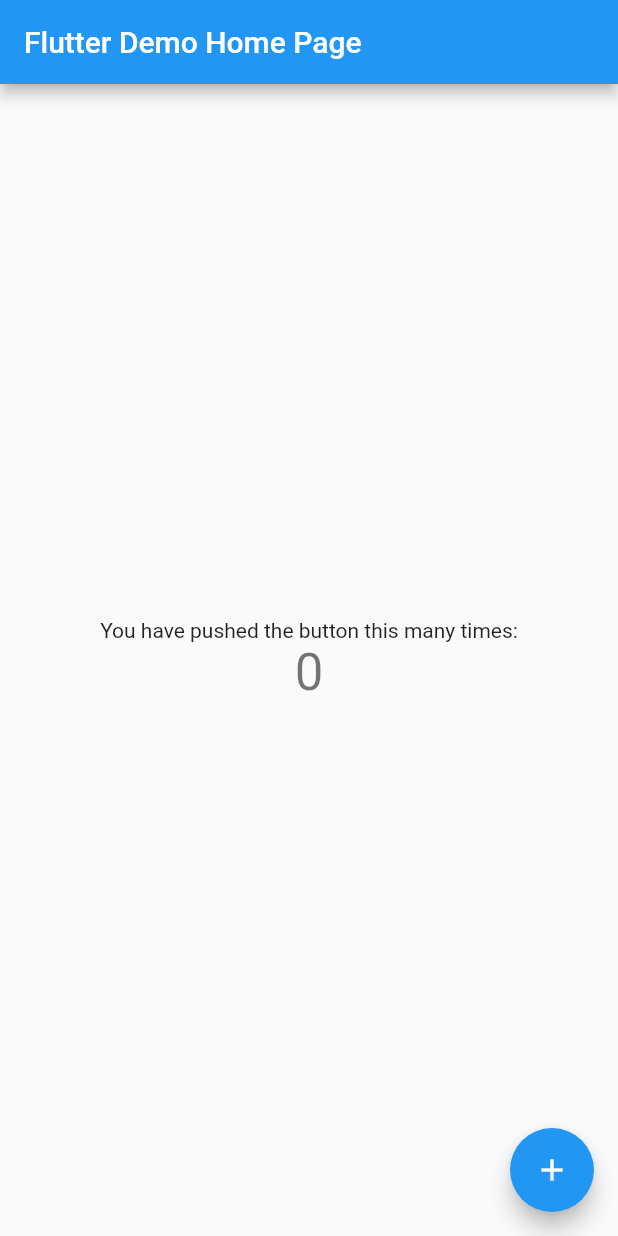
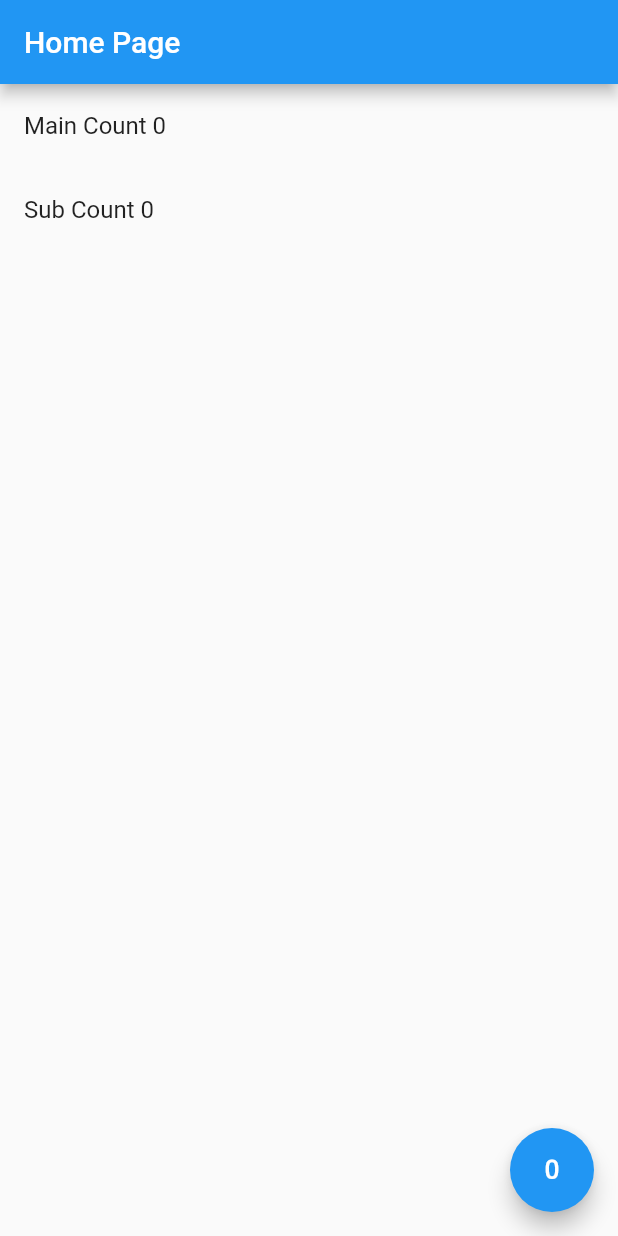
Before and after one commit to RuiOkazaki/flutter_riverpod_practical_introduction, a Flutter app: the screen it shows after launch, on a phone screen of 412 x 824 dp. Run offline on Flutter 3.47's test engine with Material 2 defaults, Android fonts, the phone set to English and light mode, and no system bars; our stand-ins replace flutter_riverpod, freezed_annotation, hooks_riverpod.

Commit message:
feat: mvvm

```diff
--- /dev/null
+++ b/lib/home_page/home_page.dart
@@ -0,0 +1,39 @@
+import 'package:flutter/material.dart';
+import 'package:flutter_riverpod_practical_introduction/home_page/home_page_notifier.dart';
+import 'package:hooks_riverpod/hooks_riverpod.dart';
+
+class HomePage extends ConsumerWidget {
+  const HomePage({Key? key}) : super(key: key);
+
+  @override
+  Widget build(BuildContext context, WidgetRef ref) {
+    // HomePageState
+    final pageState = ref.watch(homePageStateProvider);
+    // HomePageNotifier
+    final pageNotifier = ref.read(homePageStateProvider.notifier);
+
+    return Scaffold(
+      appBar: AppBar(
+        title: const Text(
+          'Home Page',
+        ),
+      ),
+      body: ListView(
+        children: [
+          ListTile(
+            title: Text('Main Count ${pageState.mainCount}'),
+            onTap: pageNotifier.increaseMainCount,
+          ),
+          ListTile(
+            title: Text('Sub Count ${pageState.subCount}'),
+            onTap: pageNotifier.increaseSubCount,
+          ),
+        ],
+      ),
+      floatingActionButton: FloatingActionButton(
+        onPressed: pageNotifier.resetAllCount,
+        child: const Icon(Icons.exposure_zero),
+      ),
+    );
+  }
+}
--- /dev/null
+++ b/lib/home_page/home_page_notifier.dart
@@ -0,0 +1,31 @@
+import 'package:hooks_riverpod/hooks_riverpod.dart';
+
+import 'home_page_state.dart';
+
+// Reader を渡しています（不要なら省略可能）
+final homePageStateProvider =
+    StateNotifierProvider.autoDispose<HomePageNotifier, HomePageState>((ref) {
+  return HomePageNotifier(ref.read);
+});
+
+class HomePageNotifier extends StateNotifier<HomePageState> {
+  HomePageNotifier(this._read) : super(const HomePageState());
+
+  // Reader 型をフィールドに持っておくことで、HomePageNotifierから他のProviderを読み取ることができるようになります
+  final Reader _read;
+
+  void increaseMainCount() {
+    state = state.copyWith(mainCount: state.mainCount + 1);
+  }
+
+  void increaseSubCount() {
+    state = state.copyWith(subCount: state.subCount + 1);
+  }
+
+  void resetAllCount() async {
+    state = state.copyWith(
+      mainCount: 0,
+      subCount: 0,
+    );
+  }
+}
--- /dev/null
+++ b/lib/home_page/home_page_state.dart
@@ -0,0 +1,14 @@
+import 'package:freezed_annotation/freezed_annotation.dart';
+// 生成されるファイル名を指定する（ `生成元ファイル名.freezed.dart` ）
+part 'home_page_state.freezed.dart';
+
+@freezed
+class HomePageState with _$HomePageState {
+  const factory HomePageState({
+    /// Main Count
+    @Default(0) int mainCount,
+
+    /// Sub Count
+    @Default(0) int subCount,
+  }) = _HomePageState;
+}
--- a/lib/main.dart
+++ b/lib/main.dart
@@ -1,5 +1,6 @@
 import 'package:flutter/material.dart';
 import 'package:flutter_riverpod/flutter_riverpod.dart';
+import 'package:flutter_riverpod_practical_introduction/home_page/home_page.dart';
 
 void main() {
   runApp(
@@ -17,54 +18,7 @@
       darkTheme: ThemeData.dark(),
       theme: ThemeData.light(),
       themeMode: ThemeMode.light,
-      home: const MyHomePage(title: 'Flutter Demo Home Page'),
+      home: const HomePage(),
     );
   }
 }
-
-class MyHomePage extends StatefulWidget {
-  const MyHomePage({super.key, required this.title});
-
-  final String title;
-
-  @override
-  State<MyHomePage> createState() => _MyHomePageState();
-}
-
-class _MyHomePageState extends State<MyHomePage> {
-  int _counter = 0;
-
-  void _incrementCounter() {
-    setState(() {
-      _counter++;
-    });
-  }
-
-  @override
-  Widget build(BuildContext context) {
-    return Scaffold(
-      appBar: AppBar(
-        title: Text(widget.title),
-      ),
-      body: Center(
-        child: Column(
-          mainAxisAlignment: MainAxisAlignment.center,
-          children: <Widget>[
-            const Text(
-              'You have pushed the button this many times:',
-            ),
-            Text(
-              '$_counter',
-              style: Theme.of(context).textTheme.headline4,
-            ),
-          ],
-        ),
-      ),
-      floatingActionButton: FloatingActionButton(
-        onPressed: _incrementCounter,
-        tooltip: 'Increment',
-        child: const Icon(Icons.add),
-      ),
-    );
-  }
-}
--- a/pubspec.yaml
+++ b/pubspec.yaml
@@ -15,6 +15,7 @@
   flutter_riverpod: ^1.0.4
   shared_preferences: ^2.0.15
   hooks_riverpod: ^1.0.4
+  build_runner: ^2.2.0
 
 dev_dependencies:
   flutter_test:
```
Also changed, not shown: lib/home_page/home_page_state.freezed.dart (added), pubspec.lock.
